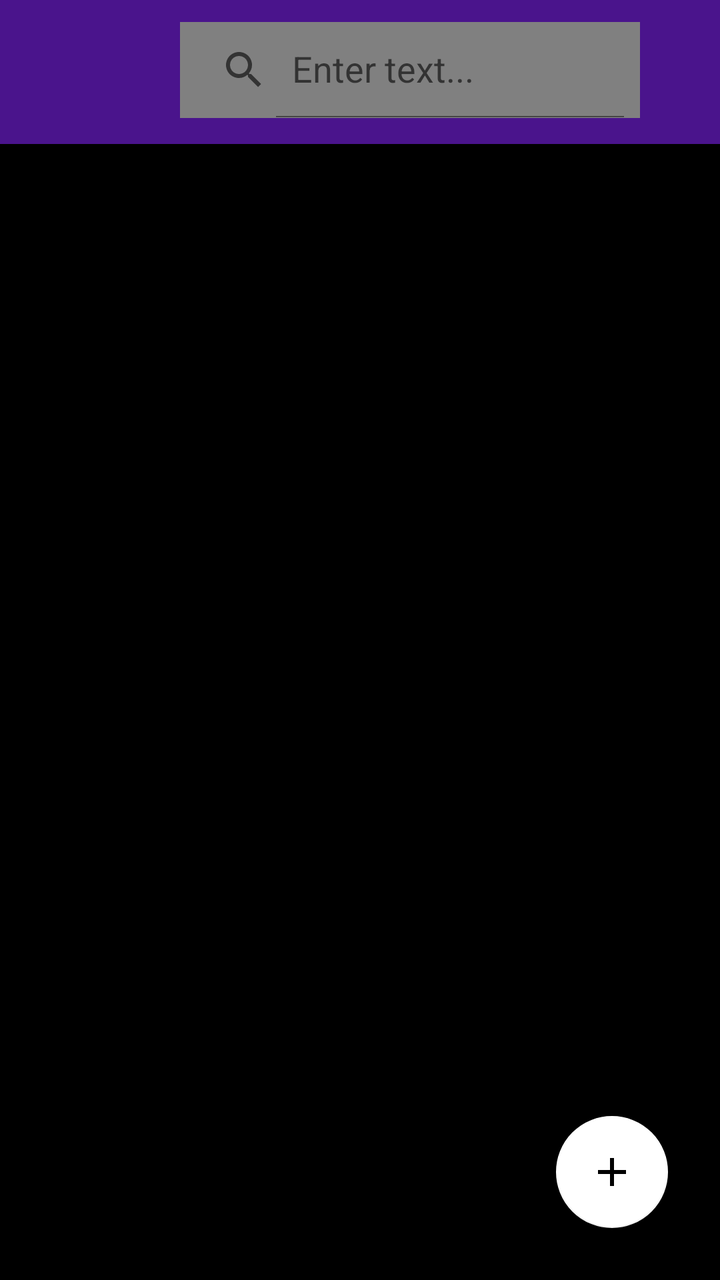
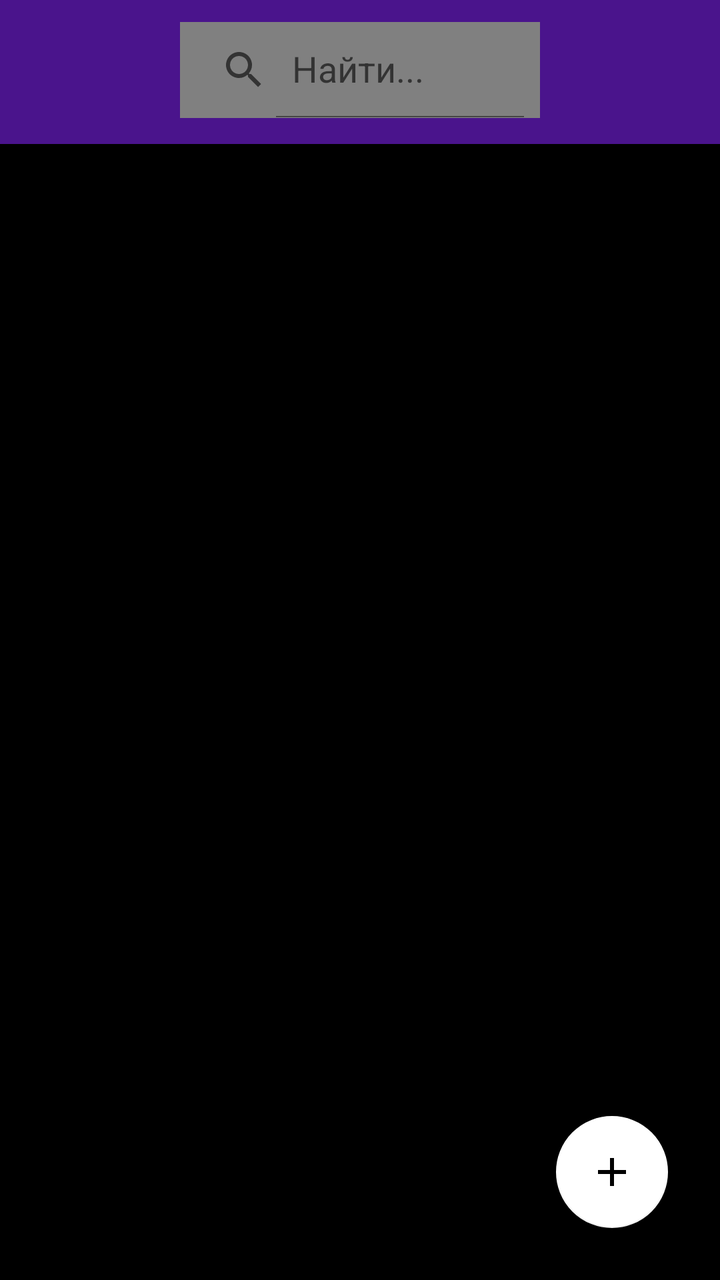

Two renders of the same Android screen: before a commit and after it. Below are the layout's source before the change and the commit's diff.
<!-- AndroidManifest.xml: application theme Theme.NOTE_PROJECT -->
<!-- res/layout/activity_main.xml -->
<?xml version="1.0" encoding="utf-8"?>
<RelativeLayout xmlns:android="http://schemas.android.com/apk/res/android"
    xmlns:app="http://schemas.android.com/apk/res-auto"
    xmlns:tools="http://schemas.android.com/tools"
    android:layout_width="match_parent"
    android:layout_height="match_parent"
    android:background="#000000"
    android:orientation="vertical"
    tools:context=".MainActivity">

    <androidx.drawerlayout.widget.DrawerLayout
        android:id="@+id/drawer_layout"
        android:layout_width="match_parent"
        android:layout_height="match_parent">

        <RelativeLayout
            android:layout_width="match_parent"
            android:layout_height="match_parent">

            <androidx.appcompat.widget.Toolbar
                android:id="@+id/toolbar"
                android:layout_width="match_parent"
                android:layout_height="72dp"
                android:background="?attr/colorPrimary"
                android:theme="@style/ThemeOverlay.AppCompat.Dark.ActionBar"
                app:popupTheme="@style/ThemeOverlay.AppCompat.Light" />

            <com.google.android.material.floatingactionbutton.FloatingActionButton
                android:id="@+id/fab_add"
                android:layout_width="60dp"
                android:layout_height="wrap_content"
                android:layout_alignParentEnd="true"
                android:layout_alignParentBottom="true"
                android:layout_marginStart="26dp"
                android:layout_marginTop="26dp"
                android:layout_marginEnd="26dp"
                android:layout_marginBottom="26dp"
                android:src="@drawable/add_1"
                android:tint="#FFFFFF"
                app:backgroundTint="#FFFFFF" />

            <androidx.appcompat.widget.SearchView
                android:id="@+id/searchView_home"
                android:layout_width="230dp"
                android:layout_height="wrap_content"
                android:layout_alignParentStart="true"
                android:layout_alignParentTop="true"
                android:layout_marginStart="90dp"
                android:layout_marginTop="11dp"
                android:layout_marginEnd="36dp"
                android:layout_marginBottom="16dp"
                android:background="@color/color5"
                app:iconifiedByDefault="false"
                app:queryHint="Enter text..." />

            <androidx.recyclerview.widget.RecyclerView
                android:id="@+id/recycler_home"
                android:layout_width="match_parent"
                android:layout_height="607dp"
                android:layout_below="@+id/searchView_home"
                android:layout_marginStart="0dp"
                android:layout_marginTop="10dp"
                android:layout_marginEnd="0dp"
                android:layout_marginBottom="0dp" />
        </RelativeLayout>

        <com.google.android.material.navigation.NavigationView
            android:id="@+id/navigation_view"
            android:layout_width="wrap_content"
            android:layout_height="match_parent"
            android:layout_gravity="start"
            app:headerLayout="@layout/nav_header"
            app:menu="@menu/navigation_menu" />
    </androidx.drawerlayout.widget.DrawerLayout>

</RelativeLayout>
<!-- res/layout/nav_header.xml (included above) -->
<?xml version="1.0" encoding="utf-8"?>
<LinearLayout xmlns:android="http://schemas.android.com/apk/res/android"
    android:layout_width="match_parent"
    android:layout_height="wrap_content"
    android:background="@color/color1"
    android:gravity="bottom"
    android:orientation="vertical"
    android:padding="16dp"
    android:theme="@style/ThemeOverlay.AppCompat.Dark">

    <TextView
        android:id="@+id/nav_header_title"
        android:layout_width="wrap_content"
        android:layout_height="wrap_content"
        android:text="Header Title"
        android:textAppearance="@style/TextAppearance.AppCompat.Body1"/>

    <TextView
        android:id="@+id/nav_header_subtitle"
        android:layout_width="wrap_content"
        android:layout_height="wrap_content"
        android:text="Header Subtitle"
        android:textAppearance="@style/TextAppearance.AppCompat.Body2"/>
</LinearLayout>
<!-- resources referenced by this layout -->
<resources>
  <color name="color1">#4A148C</color>
  <color name="color5">#808080</color>
  <!-- drawable add_1 (drawable) -->
  <vector android:height="24dp" android:tint="#000000"
      android:viewportHeight="24" android:viewportWidth="24"
      android:width="24dp" xmlns:android="http://schemas.android.com/apk/res/android">
      <path android:fillColor="@android:color/white" android:pathData="M19,13h-6v6h-2v-6H5v-2h6V5h2v6h6v2z"/>
  </vector>
  <style name="Theme.NOTE_PROJECT" parent="Base.Theme.NOTE_PROJECT" />
  <style name="Base.Theme.NOTE_PROJECT" parent="Theme.MaterialComponents.DayNight.NoActionBar">
          <item name="colorPrimary">@color/color1</item>
          <item name="colorPrimaryVariant">@color/color1</item>
          <item name="colorOnPrimary">@color/white</item>ы
          <item name="colorSecondary">@color/color5</item>
          <item name="colorSecondaryVariant">@color/color5</item>
          <item name="colorOnSecondary">@color/black</item>
          <item name="android:statusBarColor" tools:targetapi="l">@color/design_default_color_primary_variant</item>
      </style>
  <color name="white">#FFFFFF</color>
  <color name="black">#FF000000</color>
</resources>

<!-- the commit's change to res/layout/activity_main.xml (unified diff, before → after) -->
@@ -45,13 +45,14 @@
                 android:layout_height="wrap_content"
                 android:layout_alignParentStart="true"
                 android:layout_alignParentTop="true"
+                android:layout_alignParentEnd="true"
                 android:layout_marginStart="90dp"
                 android:layout_marginTop="11dp"
-                android:layout_marginEnd="36dp"
+                android:layout_marginEnd="90dp"
                 android:layout_marginBottom="16dp"
                 android:background="@color/color5"
                 app:iconifiedByDefault="false"
-                app:queryHint="Enter text..." />
+                app:queryHint="Найти..." />
 
             <androidx.recyclerview.widget.RecyclerView
                 android:id="@+id/recycler_home"
